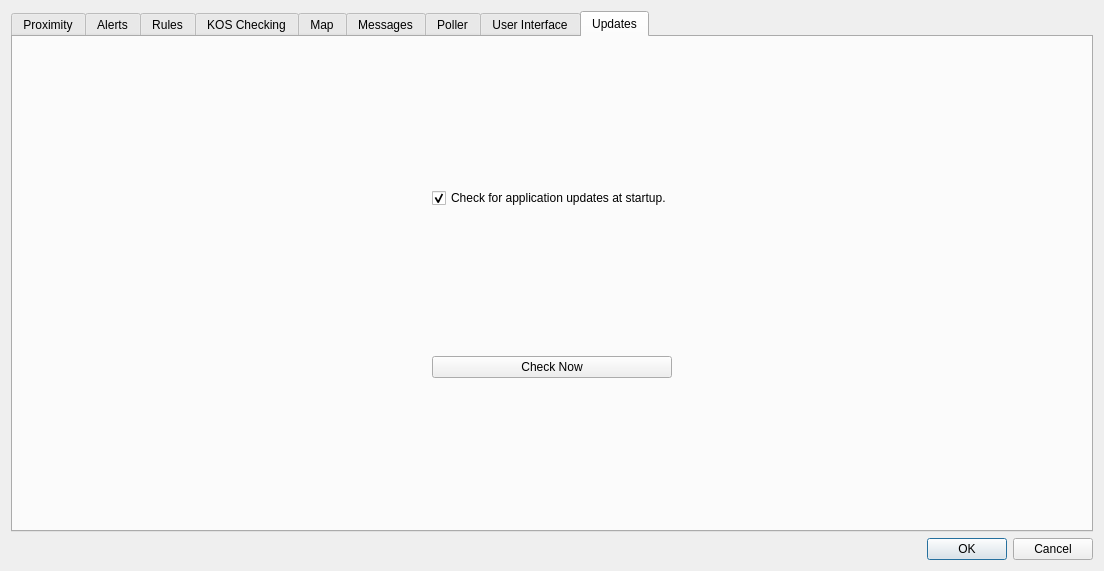
Before: the Qt Designer form src/options.ui in 3vi1/IMP, drawn with Qt 5.
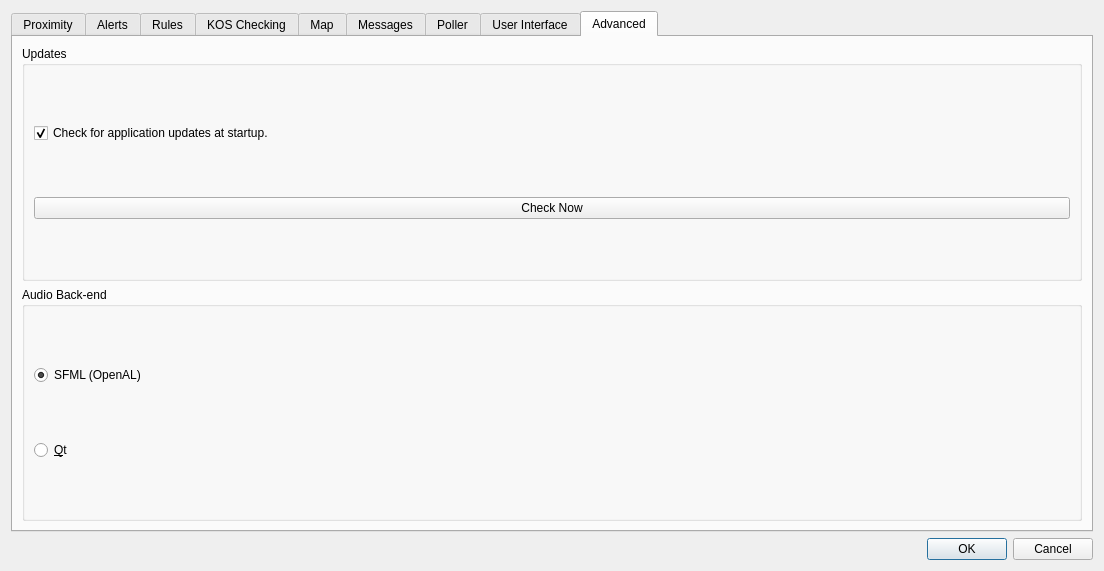
After: the same form once the commit is applied. The open tabs and pages were chosen to show the change. Icons and pictures are not drawn.

Commit message: v0.9.6.1 - SFML Audio

Diff of the .ui file:
```diff
--- a/src/options.ui
+++ b/src/options.ui
@@ -1210,10 +1210,16 @@
      </widget>
      <widget class="QWidget" name="tabUpdates">
       <attribute name="title">
+       <string>Advanced</string>
+      </attribute>
+      <layout class="QGridLayout" name="gridLayout_7">
+       <item row="0" column="0">
+        <widget class="QGroupBox" name="groupBox">
+         <property name="title">
        <string>Updates</string>
-      </attribute>
-      <layout class="QGridLayout" name="gridLayout_11">
-       <item row="0" column="0">
+         </property>
+         <layout class="QVBoxLayout" name="verticalLayout_3">
+          <item>
         <widget class="QCheckBox" name="checkUpdates">
          <property name="sizePolicy">
           <sizepolicy hsizetype="Fixed" vsizetype="Fixed">
@@ -1229,11 +1235,40 @@
          </property>
         </widget>
        </item>
-       <item row="1" column="0">
+          <item>
         <widget class="QPushButton" name="buttonCheck">
          <property name="text">
           <string>Check Now</string>
          </property>
+           </widget>
+          </item>
+         </layout>
+        </widget>
+       </item>
+       <item row="1" column="0">
+        <widget class="QGroupBox" name="groupBox_2">
+         <property name="title">
+          <string>Audio Back-end</string>
+         </property>
+         <layout class="QVBoxLayout" name="verticalLayout_2">
+          <item>
+           <widget class="QRadioButton" name="radioAudioSFML">
+            <property name="text">
+             <string>SFML (OpenAL)</string>
+            </property>
+            <property name="checked">
+             <bool>true</bool>
+            </property>
+           </widget>
+          </item>
+          <item>
+           <widget class="QRadioButton" name="radioAudioQt">
+            <property name="text">
+             <string>&amp;Qt</string>
+            </property>
+           </widget>
+          </item>
+         </layout>
         </widget>
        </item>
       </layout>
```
Left out of the diff: 2 changed lines with no effect on the pictures. Lines whose indentation alone changed are shown as unchanged. The commit also changes 14 other files.
